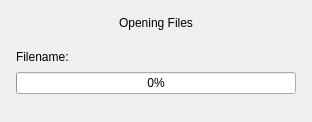
Old version of the form app/openingfiles.ui in the repository CineEncoder/cine-encoder.
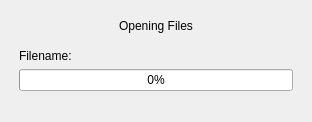
New version of the form. Icons and pictures are not drawn.

What changed in the file:
```diff
--- a/app/openingfiles.ui
+++ b/app/openingfiles.ui
@@ -27,16 +27,16 @@
   </property>
   <layout class="QGridLayout" name="gridLayout">
    <property name="leftMargin">
-    <number>6</number>
+    <number>9</number>
    </property>
    <property name="topMargin">
-    <number>6</number>
+    <number>9</number>
    </property>
    <property name="rightMargin">
-    <number>6</number>
+    <number>9</number>
    </property>
    <property name="bottomMargin">
-    <number>6</number>
+    <number>9</number>
    </property>
    <property name="spacing">
     <number>0</number>
```
Left out of the diff: 8 changed lines with no effect on the pictures.
